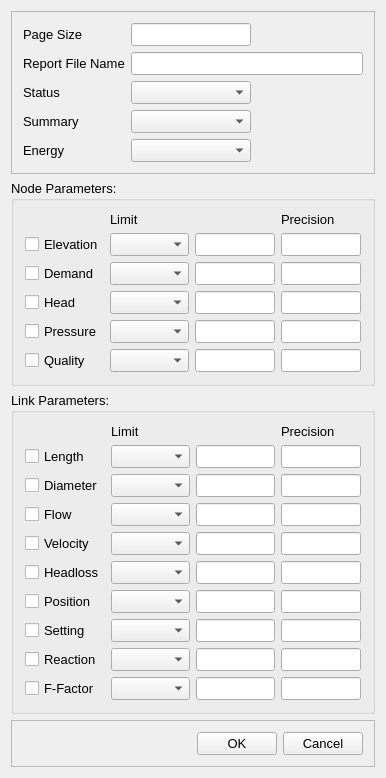
This is src/ui/EPANET/frmReportOptionsDesigner.ui in USEPA/SWMM-EPANET_User_Interface as Qt 5 draws it before an edit. The edited form follows.
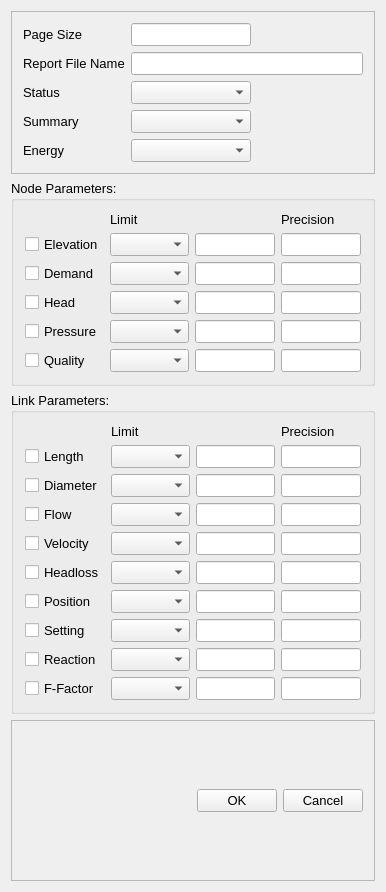
This is the edited form.

Patch:
```diff
--- a/src/ui/EPANET/frmReportOptionsDesigner.ui
+++ b/src/ui/EPANET/frmReportOptionsDesigner.ui
@@ -7,7 +7,7 @@
     <x>0</x>
     <y>0</y>
     <width>386</width>
-    <height>689</height>
+    <height>892</height>
    </rect>
   </property>
   <property name="font">
```
